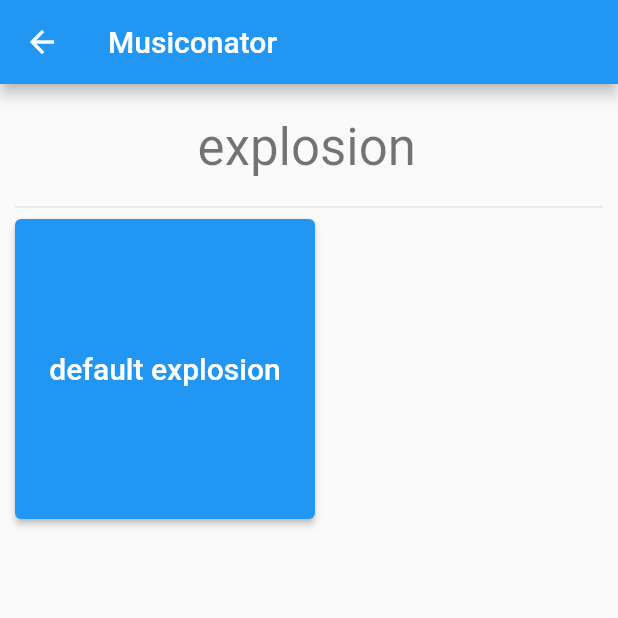
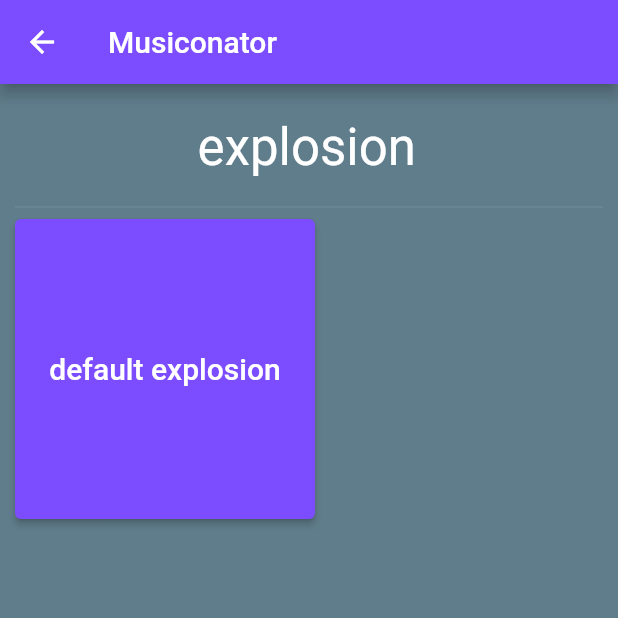
Before and after one commit to toemah/musiconator, a Flutter app: the screen it shows after launch, after a tap on "explosion", on a phone screen of 412 x 824 dp, the top half of it. Run offline on Flutter 3.47's test engine with Material 2 defaults, Android fonts, the phone set to English and light mode, and no system bars; our stand-ins replace audioplayers, hive, hive_flutter; accounts and stored records are empty.

Commit message:
Update main.dart
Added theme and new static variables

```diff
--- a/lib/main.dart
+++ b/lib/main.dart
@@ -3,10 +3,7 @@ import 'package:musiconator/hiveutils.dart';
 import 'package:musiconator/homepage.dart';
 import 'package:hive_flutter/hive_flutter.dart';
 import 'package:musiconator/sound.dart';
-import 'package:musiconator/soundWidget.dart';
-import 'package:musiconator/soundscreen.dart';
 import 'package:musiconator/soundtheme.dart';
-import 'package:musiconator/themescreen.dart';
 
 void main() async {
   await Hive.initFlutter();
@@ -19,6 +16,10 @@ void main() async {
 
 class MyApp extends StatefulWidget {
   const MyApp({Key? key}) : super(key: key);
+
+  static const double spacing = 10.0;
+  static const double maxWidth = 500.0;
+  static const double maxWidthLarge = 800.0;
 
   static const String title = "Musiconator";
   static const String soundBox = "sound";
@@ -54,8 +55,26 @@ class _MyAppState extends State<MyApp> {
   Widget build(BuildContext context) {
     return MaterialApp(
       title: MyApp.title,
-      theme: ThemeData(
-        primarySwatch: Colors.blue,
+      debugShowCheckedModeBanner: false,
+      theme: ThemeData.from(
+        colorScheme: ColorScheme(
+          brightness: Brightness.light,
+          primary: Colors.deepPurpleAccent,
+          onPrimary: Colors.white,
+          secondary: Colors.deepPurpleAccent,
+          onSecondary: Colors.white,
+          error: Colors.red,
+          onError: Colors.red.shade700,
+          background: ThemeData.dark().scaffoldBackgroundColor,
+          onBackground: ThemeData.dark().backgroundColor,
+          surface: Colors.blueGrey,
+          onSurface: Colors.white,
+
+        ),
+        textTheme: Theme.of(context).textTheme.apply(
+          bodyColor: Colors.white,
+          displayColor: Colors.white
+        )
       ),
       home: Homepage(themes: MyApp.themes),
     );
```
